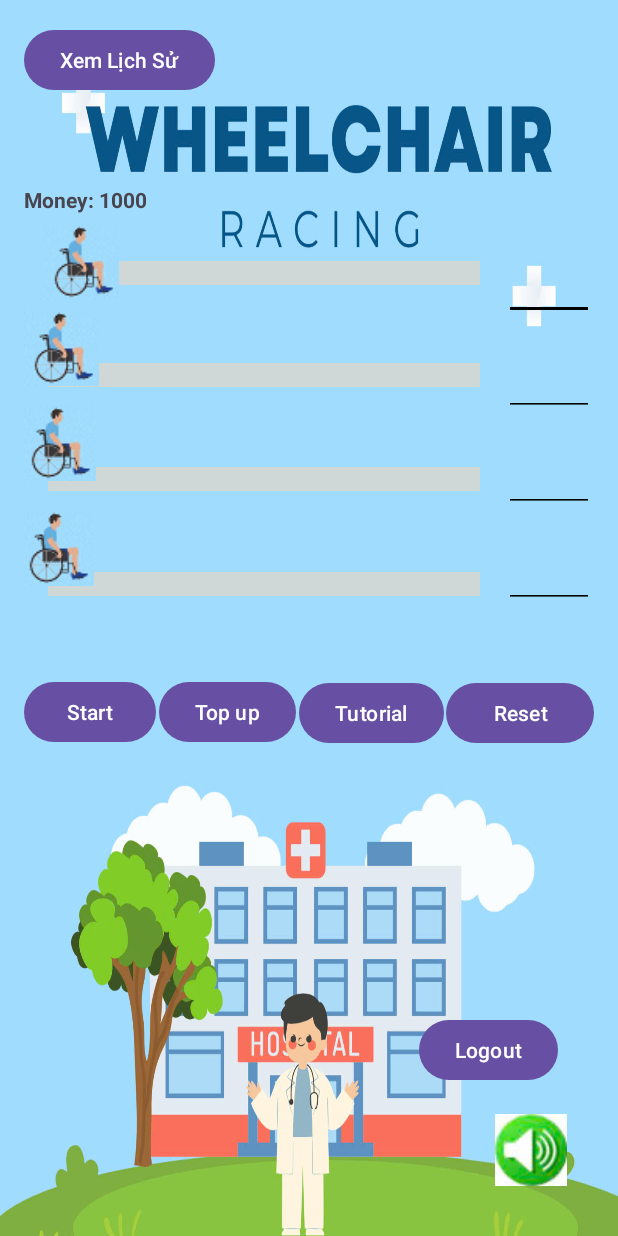
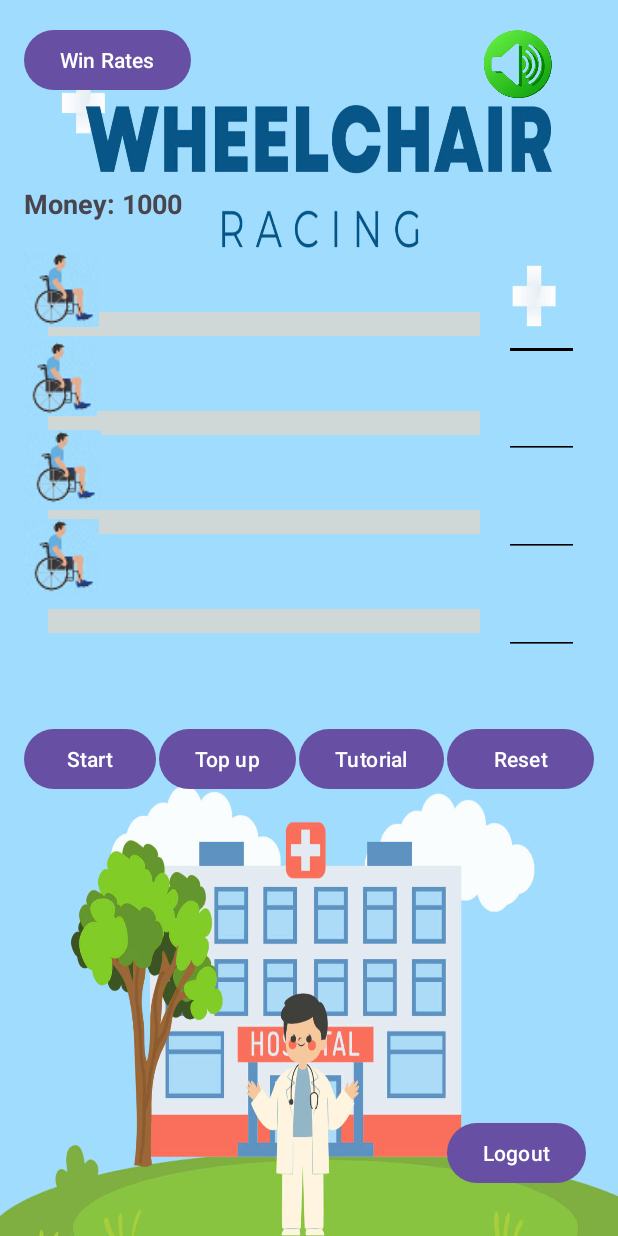
Before and after one commit to adzzse/MiniProjectRacing, an Android app: the HomeRaceActivity screen opened directly, with no data from a screen before it, on a phone screen of 412 x 824 dp. Run offline under Robolectric (Android 15) with nearby library versions, the phone set to English and light mode, and no system bars.

Commit message:
update last time (1) (con thieu Logout/ Login tk mk)

```diff
--- a/app/src/main/res/layout/activity_home_race.xml
+++ b/app/src/main/res/layout/activity_home_race.xml
@@ -1,124 +1,61 @@
 <RelativeLayout xmlns:android="http://schemas.android.com/apk/res/android"
+    android:id="@+id/root_layout"
     android:layout_width="match_parent"
     android:layout_height="match_parent"
     android:background="@drawable/login_bg"
     android:padding="16dp">
 
-    <!-- Horse seekbars -->
-    <TextView
-        android:id="@+id/tv_money"
-        android:layout_width="wrap_content"
+    <!-- Container chứa đường đua và ngựa để phóng to khi đua -->
+    <RelativeLayout
+        android:id="@+id/race_container"
+        android:layout_width="395dp"
         android:layout_height="wrap_content"
-        android:layout_below="@+id/btn_history"
-        android:layout_alignParentTop="true"
-        android:layout_marginTop="107dp"
-        android:text="Money: 1000"
-        android:textStyle="bold" />
-
+        android:layout_alignParentEnd="true"
+        android:layout_marginEnd="60dp">
 
         <SeekBar
             android:id="@+id/sb_horse1"
             android:layout_width="320dp"
             android:layout_height="wrap_content"
-        android:layout_marginTop="158dp"
+            android:layout_alignParentTop="true"
+            android:layout_marginTop="192dp"
             android:max="300"
             android:progress="0"
             android:progressDrawable="@drawable/bg_custom_seekbar"
             android:thumb="@null" />
-
 
         <SeekBar
             android:id="@+id/sb_horse2"
             android:layout_width="320dp"
             android:layout_height="wrap_content"
             android:layout_below="@id/sb_horse1"
-        android:layout_marginTop="52dp"
+            android:layout_marginTop="50dp"
             android:max="300"
             android:progress="0"
             android:progressDrawable="@drawable/bg_custom_seekbar"
             android:thumb="@null" />
-
 
         <SeekBar
             android:id="@+id/sb_horse3"
             android:layout_width="320dp"
             android:layout_height="wrap_content"
             android:layout_below="@id/sb_horse2"
-        android:layout_marginTop="53dp"
+            android:layout_marginTop="50dp"
             android:max="300"
             android:progress="0"
             android:progressDrawable="@drawable/bg_custom_seekbar"
             android:thumb="@null" />
-
 
         <SeekBar
             android:id="@+id/sb_horse4"
             android:layout_width="320dp"
             android:layout_height="wrap_content"
             android:layout_below="@id/sb_horse3"
-        android:layout_marginTop="54dp"
+            android:layout_marginTop="50dp"
             android:max="300"
             android:progress="0"
             android:progressDrawable="@drawable/bg_custom_seekbar"
             android:thumb="@null" />
-
-
-    <Button
-        android:id="@+id/btn_start"
-        android:layout_width="wrap_content"
-        android:layout_height="wrap_content"
-        android:layout_below="@id/sb_horse4"
-        android:layout_marginTop="53dp"
-        android:text="Start" />
-
-
-    <Button
-        android:id="@+id/btn_deposit"
-        android:layout_width="wrap_content"
-        android:layout_height="wrap_content"
-        android:layout_below="@+id/sb_horse4"
-        android:layout_marginStart="2dp"
-        android:layout_marginTop="53dp"
-        android:layout_toEndOf="@+id/btn_start"
-        android:layout_weight="1"
-        android:text="Top up" />
-
-
-    <Button
-        android:id="@+id/btn_guide"
-        android:layout_width="wrap_content"
-        android:layout_height="wrap_content"
-        android:layout_below="@+id/sb_horse4"
-        android:layout_marginStart="2dp"
-        android:layout_marginTop="54dp"
-        android:layout_toEndOf="@+id/btn_deposit"
-        android:layout_weight="1"
-        android:text="Tutorial" />
-
-
-    <Button
-        android:id="@+id/btn_logout"
-        android:layout_width="wrap_content"
-        android:layout_height="wrap_content"
-        android:layout_alignParentTop="true"
-        android:layout_alignParentEnd="true"
-        android:layout_marginTop="660dp"
-        android:layout_marginEnd="24dp"
-        android:text="Logout" />
-
-    <Button
-        android:id="@+id/btn_reset"
-        android:layout_width="113dp"
-        android:layout_height="wrap_content"
-        android:layout_below="@+id/sb_horse4"
-        android:layout_alignParentEnd="true"
-        android:layout_marginStart="1dp"
-        android:layout_marginTop="54dp"
-        android:layout_marginEnd="0dp"
-        android:layout_toEndOf="@+id/btn_guide"
-        android:layout_weight="1"
-        android:text="Reset" />
-
 
         <pl.droidsonroids.gif.GifImageView
             android:id="@+id/wheelchair_gif1"
@@ -126,19 +63,19 @@
             android:layout_height="50dp"
             android:layout_below="@+id/btn_history"
             android:layout_alignParentStart="true"
-        android:layout_marginStart="13dp"
-        android:layout_marginTop="86dp"
+            android:layout_marginStart="0dp"
+            android:layout_marginTop="152dp"
             android:src="@drawable/wheelchair" />
-
 
         <pl.droidsonroids.gif.GifImageView
             android:id="@+id/wheelchair_gif2"
             android:layout_width="50dp"
             android:layout_height="50dp"
             android:layout_below="@+id/wheelchair_gif1"
-        android:layout_marginTop="7dp"
+            android:layout_alignParentStart="true"
+            android:layout_marginStart="-1dp"
+            android:layout_marginTop="9dp"
             android:src="@drawable/wheelchair" />
-
 
         <pl.droidsonroids.gif.GifImageView
             android:id="@+id/wheelchair_gif3"
@@ -146,10 +83,9 @@
             android:layout_height="50dp"
             android:layout_below="@+id/wheelchair_gif2"
             android:layout_alignParentStart="true"
-        android:layout_marginStart="-2dp"
-        android:layout_marginTop="13dp"
+            android:layout_marginStart="1dp"
+            android:layout_marginTop="9dp"
             android:src="@drawable/wheelchair" />
-
 
         <pl.droidsonroids.gif.GifImageView
             android:id="@+id/wheelchair_gif4"
@@ -157,86 +93,142 @@
             android:layout_height="50dp"
             android:layout_below="@+id/wheelchair_gif3"
             android:layout_alignParentStart="true"
-        android:layout_marginStart="-3dp"
-        android:layout_marginTop="20dp"
+            android:layout_marginStart="0dp"
+            android:layout_marginTop="9dp"
             android:src="@drawable/wheelchair" />
+    </RelativeLayout>
 
+    <!-- Các nút điều khiển -->
+
+    <TextView
+        android:id="@+id/tv_money"
+        android:layout_width="wrap_content"
+        android:layout_height="wrap_content"
+        android:layout_alignParentTop="true"
+        android:layout_marginTop="107dp"
+        android:text="Money: 1000"
+        android:textSize="18dp"
+        android:textStyle="bold" />
 
     <ImageButton
         android:id="@+id/btn_toggle_sound"
-        android:layout_width="50dp"
-        android:layout_height="50dp"
-        android:layout_below="@+id/btn_logout"
+        android:layout_width="70dp"
+        android:layout_height="70dp"
+        android:layout_above="@+id/editTextNumber1"
         android:layout_alignParentEnd="true"
-        android:layout_marginTop="17dp"
-        android:layout_marginEnd="17dp"
+        android:layout_marginEnd="15dp"
+        android:layout_marginBottom="130dp"
         android:background="@null"
         android:contentDescription="Sound Button"
+        android:scaleType="fitCenter"
         android:src="@drawable/ic_sound_on" />
 
+    <Button
+        android:id="@+id/btn_start"
+        android:layout_width="wrap_content"
+        android:layout_height="wrap_content"
+        android:layout_below="@id/race_container"
+        android:layout_alignParentStart="true"
+        android:layout_marginStart="0dp"
+        android:layout_marginTop="60dp"
+        android:text="Start" />
+
+    <Button
+        android:id="@+id/btn_deposit"
+        android:layout_width="wrap_content"
+        android:layout_height="wrap_content"
+        android:layout_below="@+id/race_container"
+        android:layout_marginStart="2dp"
+        android:layout_marginTop="60dp"
+        android:layout_toEndOf="@+id/btn_start"
+        android:layout_weight="1"
+        android:text="Top up" />
+
+    <Button
+        android:id="@+id/btn_guide"
+        android:layout_width="wrap_content"
+        android:layout_height="wrap_content"
+        android:layout_below="@+id/race_container"
+        android:layout_marginStart="2dp"
+        android:layout_marginTop="60dp"
+        android:layout_toEndOf="@+id/btn_deposit"
+        android:layout_weight="1"
+        android:text="Tutorial" />
+
+    <Button
+        android:id="@+id/btn_reset"
+        android:layout_width="wrap_content"
+        android:layout_height="wrap_content"
+        android:layout_below="@+id/race_container"
+        android:layout_alignParentEnd="true"
+        android:layout_marginStart="2dp"
+        android:layout_marginTop="60dp"
+        android:layout_marginEnd="0dp"
+        android:layout_toEndOf="@+id/btn_guide"
+        android:text="Reset" />
+
+    <Button
+        android:id="@+id/btn_logout"
+        android:layout_width="wrap_content"
+        android:layout_height="wrap_content"
+        android:layout_alignParentEnd="true"
+        android:layout_alignParentBottom="true"
+        android:layout_marginEnd="5dp"
+        android:layout_marginBottom="15dp"
+        android:text="Logout" />
 
     <EditText
         android:id="@+id/editTextNumber1"
-        android:layout_width="10dp"
-        android:layout_height="32dp"
-        android:layout_alignParentTop="true"
+        android:layout_width="50dp"
+        android:layout_height="40dp"
+        android:layout_above="@+id/editTextNumber2"
         android:layout_alignParentEnd="true"
-        android:layout_marginTop="165dp"
-        android:layout_marginEnd="0dp"
-        android:layout_toRightOf="@+id/sb_horse1"
+        android:layout_marginEnd="10dp"
+        android:layout_marginBottom="25dp"
         android:backgroundTint="@color/black"
         android:ems="10"
         android:inputType="number" />
 
-
     <EditText
         android:id="@+id/editTextNumber2"
-        android:layout_width="61dp"
-        android:layout_height="32dp"
-        android:layout_below="@+id/editTextNumber1"
+        android:layout_width="50dp"
+        android:layout_height="40dp"
+        android:layout_above="@+id/editTextNumber3"
         android:layout_alignParentEnd="true"
-        android:layout_marginLeft="1dp"
-        android:layout_marginTop="32dp"
-        android:layout_marginEnd="0dp"
-        android:layout_toRightOf="@+id/sb_horse2"
+        android:layout_marginEnd="10dp"
+        android:layout_marginBottom="25dp"
         android:backgroundTint="@color/black"
         android:ems="10"
         android:inputType="number" />
 
-
     <EditText
         android:id="@+id/editTextNumber3"
-        android:layout_width="61dp"
-        android:layout_height="32dp"
-        android:layout_below="@+id/editTextNumber2"
+        android:layout_width="50dp"
+        android:layout_height="40dp"
+        android:layout_above="@+id/editTextNumber4"
         android:layout_alignParentEnd="true"
-        android:layout_marginTop="32dp"
-        android:layout_marginEnd="0dp"
-        android:layout_toRightOf="@+id/sb_horse3"
+        android:layout_marginEnd="10dp"
+        android:layout_marginBottom="25dp"
         android:backgroundTint="@color/black"
         android:ems="10"
         android:inputType="number" />
 
-
     <EditText
         android:id="@+id/editTextNumber4"
-        android:layout_width="61dp"
-        android:layout_height="32dp"
-        android:layout_below="@+id/editTextNumber3"
+        android:layout_width="50dp"
+        android:layout_height="40dp"
+        android:layout_alignBottom="@+id/btn_reset"
         android:layout_alignParentEnd="true"
-        android:layout_marginTop="32dp"
-        android:layout_marginEnd="0dp"
-        android:layout_toRightOf="@+id/sb_horse4"
+        android:layout_marginEnd="10dp"
+        android:layout_marginBottom="93dp"
         android:backgroundTint="@color/black"
         android:ems="10"
         android:inputType="number" />
-
 
     <Button
         android:id="@+id/btn_history"
         android:layout_width="wrap_content"
         android:layout_height="wrap_content"
-        android:text="Xem Lịch Sử" />
-
+        android:text="Win Rates" />
 
 </RelativeLayout>
--- a/app/src/main/res/layout/deposit_activity.xml
+++ b/app/src/main/res/layout/deposit_activity.xml
@@ -1,14 +1,15 @@
 <RelativeLayout xmlns:android="http://schemas.android.com/apk/res/android"
     android:layout_width="match_parent"
     android:layout_height="match_parent"
-    android:padding="16dp">
+    android:padding="16dp"
+    android:background="#A1DCFF">
 
     <EditText
         android:id="@+id/et_deposit_amount"
         android:layout_width="match_parent"
         android:layout_height="wrap_content"
         android:inputType="number"
-        android:hint="Số tiền"
+        android:hint="Money"
         android:layout_marginTop="20dp" />
 
     <Button
--- a/app/src/main/res/layout/history_item.xml
+++ b/app/src/main/res/layout/history_item.xml
@@ -30,6 +30,6 @@
         android:id="@+id/tv_total_wins"
         android:layout_width="wrap_content"
         android:layout_height="wrap_content"
-        android:text="Thắng: 0"/>
+        android:text="Win: 0"/>
 
 </LinearLayout>
--- a/app/src/main/res/values/colors.xml
+++ b/app/src/main/res/values/colors.xml
@@ -2,4 +2,5 @@
 <resources>
     <color name="black">#FF000000</color>
     <color name="white">#FFFFFFFF</color>
+    <color name="default_background">#075687</color> <!-- Replace #FFFFFF with your desired color -->
 </resources>
```
Also changed, not shown: app/src/main/java/com/example/miniprojectracing/HomeRaceActivity.java (+108 -19 lines), app/src/main/res/layout/activity_history.xml (+4 -4 lines), app/src/main/res/drawable/ic_sound_offf.jpg (deleted), app/src/main/res/drawable/ic_sound_offf.png (added), app/src/main/res/drawable/ic_sound_on.jpg (deleted), app/src/main/res/drawable/ic_sound_on.png (added). Lines whose indentation alone changed are shown as unchanged.
